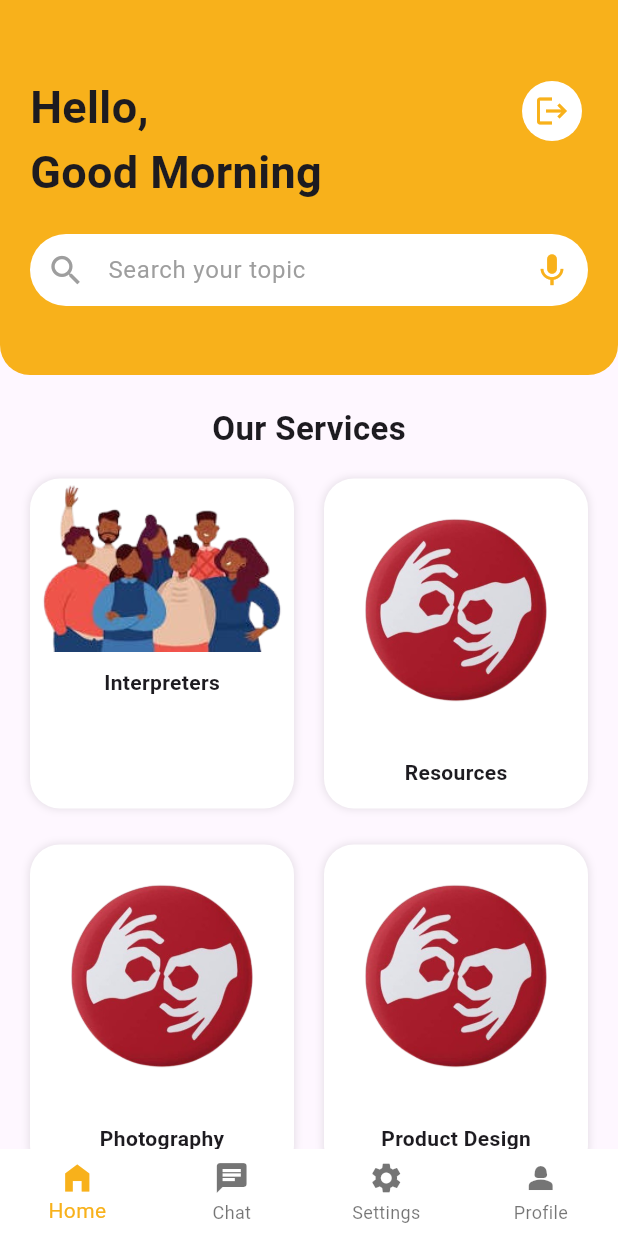
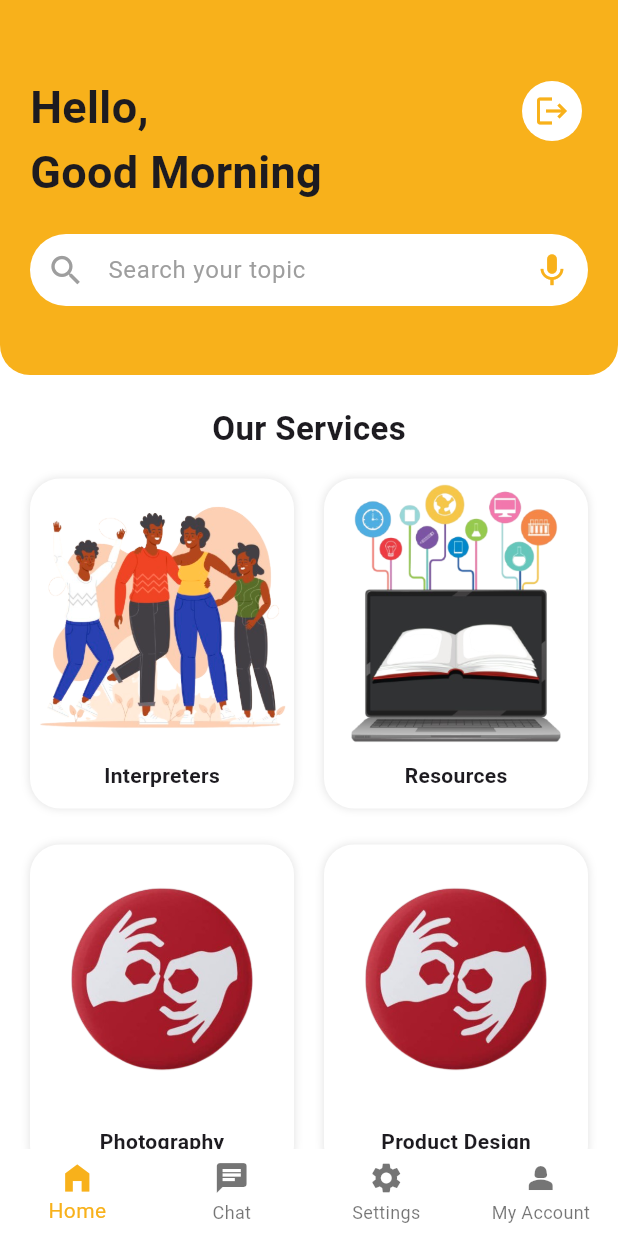
Before and after one commit to gracecleaners/DeafAssist, a Flutter app: the screen it shows after launch, on a phone screen of 412 x 824 dp. Run offline on Flutter 3.47's test engine with Material 3 defaults, Android fonts, the light colour scheme and no system bars; our stand-ins replace animated_splash_screen, cloud_firestore, firebase_auth, firebase_core, firebase_storage, image_picker and 1 more; missing offline and left inert: syncfusion_flutter_pdfviewer; accounts and stored records are empty.

```diff
--- a/lib/views/screens/deaf/bottomNavDeaf.dart
+++ b/lib/views/screens/deaf/bottomNavDeaf.dart
@@ -51,7 +51,7 @@ class _BottomNavDeafState extends State<BottomNavDeaf> {
             BottomNavigationBarItem(
               activeIcon: Icon(Icons.person_2_outlined),
               icon: Icon(Icons.person_2),
-              label: "Profile",
+              label: "My Account",
             ),
           ],
           currentIndex: _selectedIndex,
--- a/lib/views/screens/deaf/homeDeaf.dart
+++ b/lib/views/screens/deaf/homeDeaf.dart
@@ -26,6 +26,7 @@ class _HomeDeafState extends State<HomeDeaf> {
     return AnnotatedRegion<SystemUiOverlayStyle>(
       value: SystemUiOverlayStyle.light,
       child: Scaffold(
+        backgroundColor: Colors.white,
         body: SingleChildScrollView(
           child: Column(
             children: [
@@ -60,7 +61,7 @@ class Body extends StatelessWidget {
   ),
   Category(
     name: 'Resources',
-    thumbnail: 'assets/images/logo.png',
+    thumbnail: 'assets/images/res.png',
     onTap: () {
       Navigator.push(
         context,
@@ -166,11 +167,11 @@ class CategoryCard extends StatelessWidget {
               alignment: Alignment.center,
               child: Image.asset(
                 category.thumbnail,
-                // height: 130,
+                height: 180,
               ),
             ),
             const SizedBox(
-              height: 10,
+              height: 8,
             ),
             Align(
               alignment: Alignment.center,
```
Also changed, not shown: pubspec.yaml (+8 -0 lines), assets/images/gath.png, assets/images/res.png (added), pubspec.lock.
